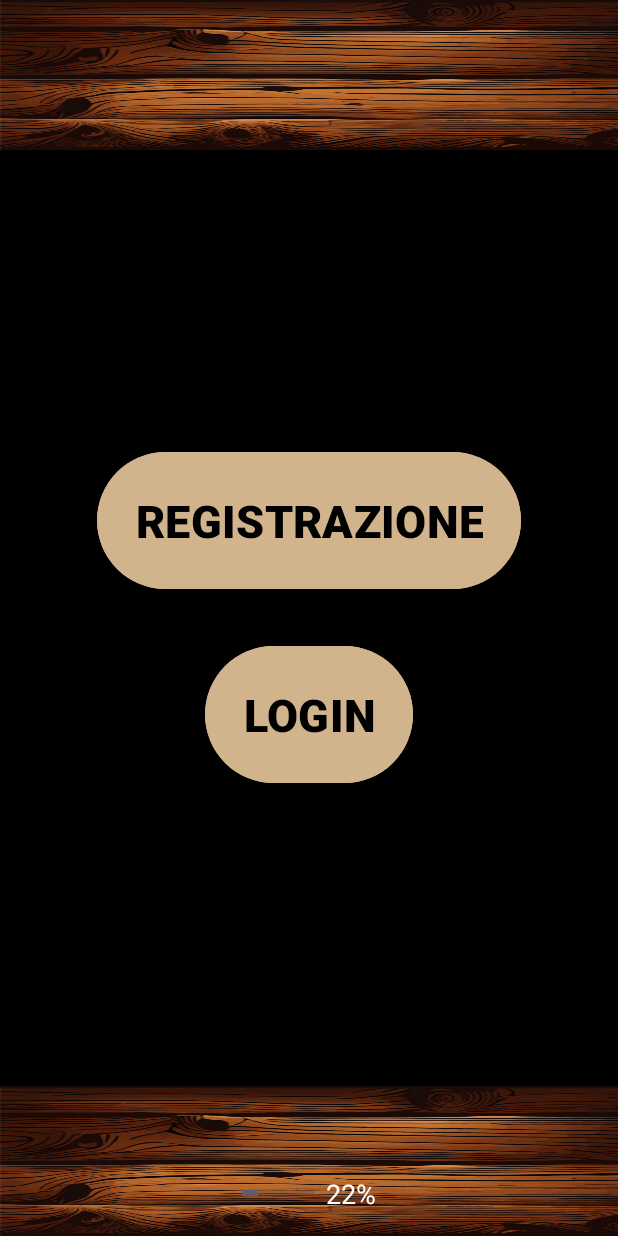
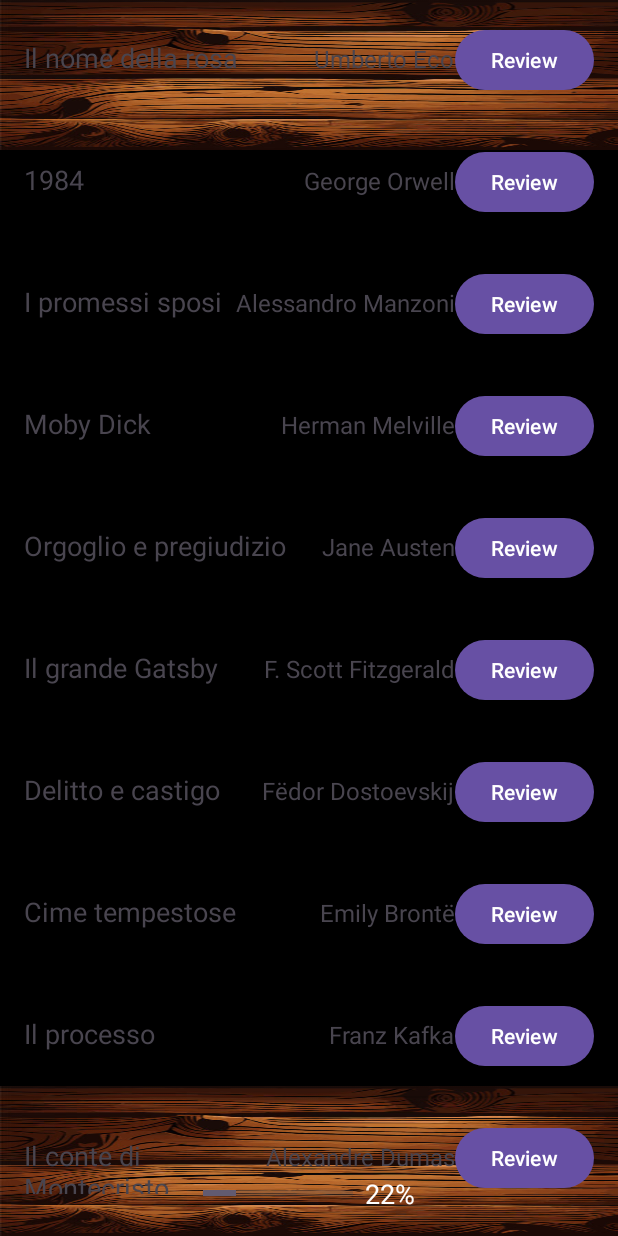
Before and after one commit to LorenzoMorandi-its/AppLibri, an Android app: the screen it shows after launch (MainActivity), on a phone screen of 412 x 824 dp. Run offline under Robolectric (Android 15) with nearby library versions, the phone set to English and light mode, and no system bars.

Commit message:
manca lo scroll e la parte di front end, per il resto siamo apposto

```diff
--- a/app/src/main/java/com/example/applibri/MainActivity.java
+++ b/app/src/main/java/com/example/applibri/MainActivity.java
@@ -16,53 +16,88 @@ public class MainActivity extends AppCompatActivity {
     private ListView listView;
     private ArrayList<Libro> listaLibri;
     private BookAdapter adapter;
+
+    // Variables for progress bar
     private ProgressBar progressBar;
     private TextView textViewPercentage;
     private Map<String, Integer> pagineLetteGiornaliere;
-    private int obiettivoSettimanale = 350; // Ad esempio, 350 pagine a settimana
+    private int obiettivoSettimanale = 350; // Example: 350 pages per week
 
     @Override
     protected void onCreate(Bundle savedInstanceState) {
         super.onCreate(savedInstanceState);
         setContentView(R.layout.activity_main);
 
-        // Inizializza i componenti UI
+        // Initialize ListView
         listView = findViewById(R.id.listView);
+        listaLibri = new ArrayList<>();
+
+        listaLibri.add(new Libro("Il nome della rosa", "Umberto Eco", "Un giallo storico", 500));
+        listaLibri.add(new Libro("1984", "George Orwell", "Un distopico capolavoro", 328));
+        listaLibri.add(new Libro("I promessi sposi", "Alessandro Manzoni", "Un romanzo storico italiano", 720));
+        listaLibri.add(new Libro("Moby Dick", "Herman Melville", "La caccia alla balena bianca", 635));
+        listaLibri.add(new Libro("Orgoglio e pregiudizio", "Jane Austen", "Un romanzo sull'amore e le convenzioni sociali", 432));
+        listaLibri.add(new Libro("Il grande Gatsby", "F. Scott Fitzgerald", "Un ritratto della società americana degli anni '20", 180));
+        listaLibri.add(new Libro("Delitto e castigo", "Fëdor Dostoevskij", "Un'esplorazione della moralità e della redenzione", 671));
+        listaLibri.add(new Libro("Cime tempestose", "Emily Brontë", "Una storia di amore e vendetta", 416));
+        listaLibri.add(new Libro("Il processo", "Franz Kafka", "Un'analisi dell'assurdità della burocrazia", 304));
+        listaLibri.add(new Libro("Il conte di Montecristo", "Alexandre Dumas", "Una storia di vendetta e redenzione", 1276));
+        listaLibri.add(new Libro("La divina commedia", "Dante Alighieri", "Un viaggio allegorico nell'aldilà", 798));
+        listaLibri.add(new Libro("Ulisse", "James Joyce", "Un'odissea moderna nella vita di Dublino", 730));
+        listaLibri.add(new Libro("Don Chisciotte della Mancia", "Miguel de Cervantes", "Le avventure di un cavaliere idealista", 1072));
+        listaLibri.add(new Libro("Madame Bovary", "Gustave Flaubert", "La tragedia di una donna insoddisfatta", 329));
+        listaLibri.add(new Libro("Il rosso e il nero", "Stendhal", "L'ambizione e l'amore nella Francia post-napoleonica", 576));
+        listaLibri.add(new Libro("Il barone rampante", "Italo Calvino", "La storia di un uomo che vive sugli alberi", 400));
+        listaLibri.add(new Libro("La montagna incantata", "Thomas Mann", "Un romanzo sulla malattia e la morte", 720));
+        listaLibri.add(new Libro("Il nome della rosa", "Umberto Eco", "Un giallo storico", 500));
+        listaLibri.add(new Libro("1984", "George Orwell", "Un distopico capolavoro", 328));
+        listaLibri.add(new Libro("I promessi sposi", "Alessandro Manzoni", "Un romanzo storico italiano", 720));
+        listaLibri.add(new Libro("Moby Dick", "Herman Melville", "La caccia alla balena bianca", 635));
+        listaLibri.add(new Libro("Orgoglio e pregiudizio", "Jane Austen", "Un romanzo sull'amore e le convenzioni sociali", 432));
+        listaLibri.add(new Libro("Il grande Gatsby", "F. Scott Fitzgerald", "Un ritratto della società americana degli anni '20", 180));
+        listaLibri.add(new Libro("Delitto e castigo", "Fëdor Dostoevskij", "Un'esplorazione della moralità e della redenzione", 671));
+        listaLibri.add(new Libro("Cime tempestose", "Emily Brontë", "Una storia di amore e vendetta", 416));
+        listaLibri.add(new Libro("Il processo", "Franz Kafka", "Un'analisi dell'assurdità della burocrazia", 304));
+        listaLibri.add(new Libro("Il conte di Montecristo", "Alexandre Dumas", "Una storia di vendetta e redenzione", 1276));
+        listaLibri.add(new Libro("La divina commedia", "Dante Alighieri", "Un viaggio allegorico nell'aldilà", 798));
+        listaLibri.add(new Libro("Ulisse", "James Joyce", "Un'odissea moderna nella vita di Dublino", 730));
+        listaLibri.add(new Libro("Don Chisciotte della Mancia", "Miguel de Cervantes", "Le avventure di un cavaliere idealista", 1072));
+        listaLibri.add(new Libro("Madame Bovary", "Gustave Flaubert", "La tragedia di una donna insoddisfatta", 329));
+        listaLibri.add(new Libro("Il rosso e il nero", "Stendhal", "L'ambizione e l'amore nella Francia post-napoleonica", 576));
+
+
+        // Set the adapter to the ListView
+        adapter = new BookAdapter(this, listaLibri);
+        listView.setAdapter(adapter);
+
+        // Initialize ProgressBar and TextView
         progressBar = findViewById(R.id.progressBar);
         textViewPercentage = findViewById(R.id.textViewPercentage);
 
-        // Popola la lista di libri
-        listaLibri = new ArrayList<>();
-        listaLibri.add(new Libro("Il nome della rosa", "Umberto Eco", "Un giallo storico", 500));
-        listaLibri.add(new Libro("1984", "George Orwell", "Un distopico capolavoro", 328));
-        // Aggiungi altri libri come necessario
-
-        // Configura l'adapter
-        adapter = new BookAdapter(this, listaLibri);
-        listView.setAdapter(adapter);
-
-        // Inizializza la mappa con i giorni della settimana
+        // Initialize the map with the days of the week
         pagineLetteGiornaliere = new HashMap<>();
         String[] giorni = {"Lunedì", "Martedì", "Mercoledì", "Giovedì", "Venerdì", "Sabato", "Domenica"};
         for (String giorno : giorni) {
             pagineLetteGiornaliere.put(giorno, 0);
         }
 
-        // Esempio: Aggiorna le pagine lette per alcuni giorni
+        // Example: Update pages read for some days
         aggiornaPagineLette("Lunedì", 50);
         aggiornaPagineLette("Martedì", 30);
-        // Aggiungi altre chiamate a aggiornaPagineLette() secondo necessità
+        // Add other updates as needed
 
-        // Calcola e aggiorna il progresso
+        // Calculate and update progress
         aggiornaProgresso();
     }
 
+    // Method to update pages read for a specific day
     private void aggiornaPagineLette(String giorno, int pagine) {
         if (pagineLetteGiornaliere.containsKey(giorno)) {
             pagineLetteGiornaliere.put(giorno, pagine);
         }
     }
 
+    // Method to calculate and update the progress based on pages read
     private void aggiornaProgresso() {
         int totalePagineLette = 0;
         for (int pagine : pagineLetteGiornaliere.values()) {
--- a/app/src/main/res/layout/activity_main.xml
+++ b/app/src/main/res/layout/activity_main.xml
@@ -8,19 +8,20 @@
     android:fitsSystemWindows="true"
     tools:context=".MainActivity">
 
+    <!-- Main layout with vertical orientation -->
     <LinearLayout
         android:layout_width="match_parent"
         android:layout_height="match_parent"
         android:orientation="vertical"
         android:background="#000000">
 
-        <!-- Barra superiore marrone -->
+        <!-- Upper brown bar (top header) -->
         <View
             android:layout_width="match_parent"
             android:layout_height="100dp"
             android:background="@drawable/legno" />
 
-        <!-- Contenuto principale -->
+        <!-- Main content with buttons for Registration and Login -->
         <LinearLayout
             android:layout_width="match_parent"
             android:layout_height="0dp"
@@ -28,7 +29,7 @@
             android:orientation="vertical"
             android:gravity="center">
 
-            <!-- Pulsante Registrazione -->
+            <!-- Registration button
             <Button
                 android:id="@+id/button_registrazione"
                 android:layout_width="wrap_content"
@@ -39,13 +40,13 @@
                 android:textSize="30sp"
                 android:text="REGISTRAZIONE"
                 android:textColor="#000000" />
-
-            <!-- Spaziatura -->
+            -->
+                        <!-- Spacer between buttons -->
             <View
                 android:layout_width="match_parent"
                 android:layout_height="30dp" />
 
-            <!-- Pulsante Login -->
+            <!-- Login button
             <Button
                 android:id="@+id/button_login"
                 android:layout_width="wrap_content"
@@ -56,26 +57,24 @@
                 android:textSize="30sp"
                 android:text="LOGIN"
                 android:textColor="#000000" />
+                -->
         </LinearLayout>
 
-        <!-- Barra inferiore marrone -->
+        <!-- Bottom brown bar (footer) -->
         <View
             android:layout_width="match_parent"
             android:layout_height="100dp"
             android:background="@drawable/legno" />
     </LinearLayout>
 
-    <!-- Lista dei libri -->
+    <!-- ListView to display books -->
+
     <ListView
         android:id="@+id/listView"
         android:layout_width="match_parent"
-        android:layout_height="0dp"
-        android:layout_weight="1"
-        android:divider="@android:color/darker_gray"
-        android:dividerHeight="1dp"
-        android:padding="8dp" />
+        android:layout_height="match_parent" />
 
-    <!-- ProgressBar e TextView per la percentuale -->
+    <!-- ProgressBar and TextView for percentage display -->
     <LinearLayout
         android:layout_width="match_parent"
         android:layout_height="wrap_content"
@@ -84,15 +83,17 @@
         android:layout_gravity="bottom"
         android:padding="16dp">
 
+        <!-- ProgressBar for reading progress -->
         <ProgressBar
             android:id="@+id/progressBar"
-            android:layout_width="wrap_content"
+            android:layout_width="100dp"
             android:layout_height="wrap_content"
             style="?android:attr/progressBarStyleHorizontal"
             android:layout_marginEnd="8dp"
             android:progress="0"
             android:max="100" />
 
+        <!-- TextView to show progress percentage -->
         <TextView
             android:id="@+id/textViewPercentage"
             android:layout_width="wrap_content"
--- a/app/src/main/res/layout/rowitem_book.xml
+++ b/app/src/main/res/layout/rowitem_book.xml
@@ -5,32 +5,24 @@
     android:orientation="horizontal"
     android:padding="16dp">
 
-    <LinearLayout
+    <TextView
+        android:id="@+id/textViewTitle"
         android:layout_width="0dp"
         android:layout_height="wrap_content"
         android:layout_weight="1"
-        android:orientation="vertical">
+        android:text="Title"
+        android:textSize="18sp" />
 
-        <TextView
-            android:id="@+id/textViewTitle"
-            android:layout_width="wrap_content"
-            android:layout_height="wrap_content"
-            android:text="Titolo del libro"
-            android:textSize="16sp" />
-
-        <TextView
-            android:id="@+id/textViewAuthor"
-            android:layout_width="wrap_content"
-            android:layout_height="wrap_content"
-            android:text="Autore"
-            android:textSize="14sp" />
-
-    </LinearLayout>
+    <TextView
+        android:id="@+id/textViewAuthor"
+        android:layout_width="wrap_content"
+        android:layout_height="wrap_content"
+        android:text="Author"
+        android:textSize="16sp" />
 
     <Button
         android:id="@+id/buttonReview"
         android:layout_width="wrap_content"
         android:layout_height="wrap_content"
-        android:text="Scrivi recensione" />
-
+        android:text="Review" />
 </LinearLayout>
```
